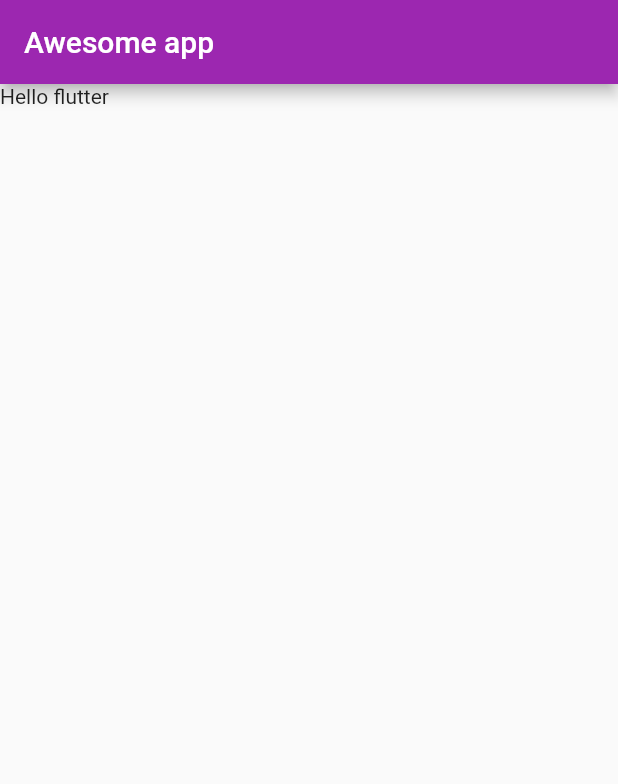
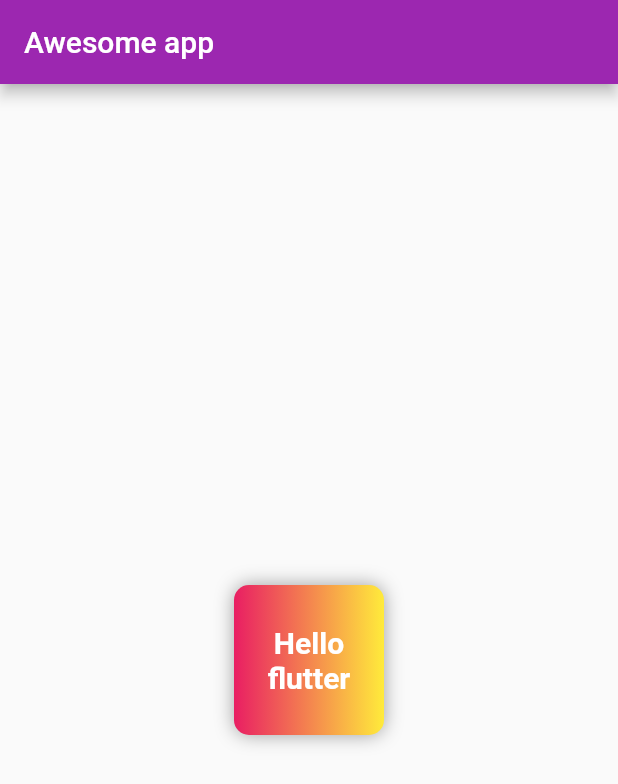
Before and after one commit to Alamin11/AwesomeApp, a Flutter app: the screen it shows after launch, on a phone screen of 412 x 824 dp. Shown: the top 784 px of the screen. Run offline on Flutter 3.47's test engine with Material 2 defaults, Android fonts, the phone set to English and light mode, and no system bars.

Commit message:
Ch#2 completed

```diff
--- a/lib/main.dart
+++ b/lib/main.dart
@@ -18,7 +18,37 @@ class HomePage extends StatelessWidget {
       appBar: AppBar(
         title: Text("Awesome app"),
       ),
-      body: Text("Hello flutter"),
+      body: Center(
+        child: Container(
+          //color: Colors.red,
+          width: 100,
+          height: 100,
+          padding: const EdgeInsets.all(8.0),
+          alignment: Alignment.center,
+          decoration: BoxDecoration(
+              color: Colors.red,
+              borderRadius: BorderRadius.circular(10.0),
+              gradient: const LinearGradient(colors: [
+                Colors.pink,
+                Colors.yellow,
+              ]),
+              boxShadow: const [
+                BoxShadow(
+                  color: Colors.grey,
+                  blurRadius: 10,
+                )
+              ]),
+          child: const Text(
+            "Hello flutter",
+            textAlign: TextAlign.center,
+            style: TextStyle(
+              fontSize: 20,
+              color: Colors.white,
+              fontWeight: FontWeight.bold,
+            ),
+          ),
+        ),
+      ),
     );
   }
 }
```
